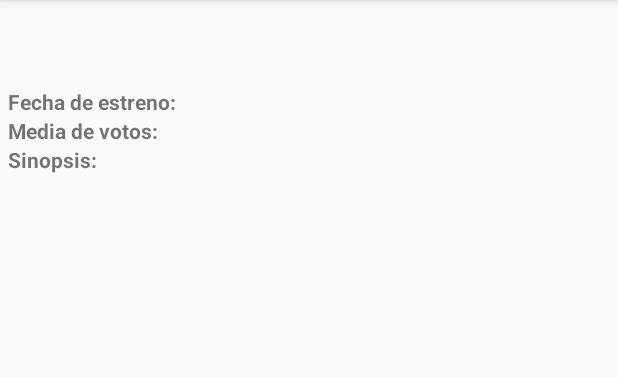
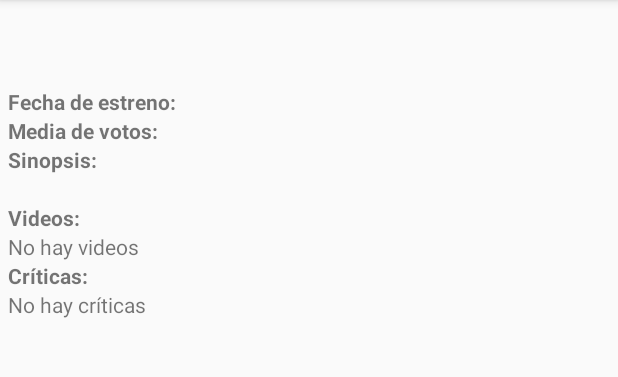
Before and after one commit to MikelMarcosRamos/PopularMovies, an Android app: the DetallesPelicula screen opened directly, with no data from a screen before it, on a phone screen of 412 x 824 dp, the part 84-461 px from its top. Run offline under Robolectric (Android 15) with nearby library versions, the phone set to English and light mode, and no system bars; our stand-ins replace Picasso, data binding; pictures from the network do not load; 1 statement that could not run was skipped.

Commit message:
Sugerencias entrega 2

```diff
--- a/app/build.gradle
+++ b/app/build.gradle
@@ -5,7 +5,7 @@ android {
     buildToolsVersion "25.0.2"
     defaultConfig {
         applicationId "com.example.android.popularmovies"
-        minSdkVersion 15
+        minSdkVersion 16
         targetSdkVersion 25
         versionCode 1
         versionName "1.0"
@@ -30,8 +30,8 @@ dependencies {
     androidTestCompile('com.android.support.test.espresso:espresso-core:2.2.2', {
         exclude group: 'com.android.support', module: 'support-annotations'
     })
-    compile 'com.android.support:appcompat-v7:25.1.0'
-    compile 'com.android.support:recyclerview-v7:25.1.0'
+    compile 'com.android.support:appcompat-v7:25.1.1'
+    compile 'com.android.support:recyclerview-v7:25.1.1'
     // Para mostrar las imágenes
     compile 'com.squareup.picasso:picasso:2.5.2'
     // Llamandas al servicio web
--- a/app/src/main/java/com/example/android/popularmovies/DetallesPelicula.java
+++ b/app/src/main/java/com/example/android/popularmovies/DetallesPelicula.java
@@ -8,15 +8,15 @@ import android.net.Uri;
 import android.support.v7.app.AppCompatActivity;
 import android.os.Bundle;
 import android.support.v7.widget.LinearLayoutManager;
-import android.support.v7.widget.RecyclerView;
 import android.util.Log;
 import android.view.Menu;
 import android.view.MenuInflater;
 import android.view.MenuItem;
-import android.view.View;
 
+import com.example.android.popularmovies.adapter.ReviewAdapter;
+import com.example.android.popularmovies.adapter.VideoAdapter;
 import com.example.android.popularmovies.data.Movie;
-import com.example.android.popularmovies.data.MovieContract;
+import com.example.android.popularmovies.data.db.MovieContract;
 import com.example.android.popularmovies.data.Responses;
 import com.example.android.popularmovies.data.Review;
 import com.example.android.popularmovies.data.Video;
@@ -39,12 +39,7 @@ public class DetallesPelicula extends AppCompatActivity implements VideoAdapter.
     private ActivityDetallesPeliculaBinding mBinding;
 
     private Movie mMovie;
-
-
-    private RecyclerView mRvVideos;
     private VideoAdapter mVideoAdapter;
-
-    private RecyclerView mRvCriticas;
     private ReviewAdapter mReviewAdapter;
 
     @Override
@@ -54,17 +49,17 @@ public class DetallesPelicula extends AppCompatActivity implements VideoAdapter.
 
         this.mBinding = DataBindingUtil.setContentView(this, R.layout.activity_detalles_pelicula);
 
-        this.mRvVideos = (RecyclerView) this.findViewById(R.id.rv_videos);
-        this.mRvVideos.setLayoutManager(new LinearLayoutManager(this));
-        this.mRvVideos.setHasFixedSize(true);
+        this.mBinding.rvVideos.setLayoutManager(new LinearLayoutManager(this));
+        this.mBinding.rvVideos.setEmptyView(this.findViewById(R.id.lbl_rv_videos_empty));
+        this.mBinding.rvVideos.setHasFixedSize(true);
         this.mVideoAdapter = new VideoAdapter(this);
-        this.mRvVideos.setAdapter(this.mVideoAdapter);
+        this.mBinding.rvVideos.setAdapter(this.mVideoAdapter);
 
-        this.mRvCriticas = (RecyclerView) this.findViewById(R.id.rv_criticas);
-        this.mRvCriticas.setLayoutManager(new LinearLayoutManager(this));
-        this.mRvCriticas.setHasFixedSize(true);
+        this.mBinding.rvCriticas.setLayoutManager(new LinearLayoutManager(this));
+        this.mBinding.rvCriticas.setEmptyView(this.findViewById(R.id.lbl_rv_criticas_empty));
+        this.mBinding.rvCriticas.setHasFixedSize(true);
         this.mReviewAdapter = new ReviewAdapter(this);
-        this.mRvCriticas.setAdapter(this.mReviewAdapter);
+        this.mBinding.rvCriticas.setAdapter(this.mReviewAdapter);
 
 
         this.cargarDetalles();
@@ -91,18 +86,12 @@ public class DetallesPelicula extends AppCompatActivity implements VideoAdapter.
                 public void onResponse(Call<Responses<Video>> call, Response<Responses<Video>> response) {
                     if (response.isSuccessful()) {
                         mVideoAdapter.setVideos(response.body());
-                        if (mVideoAdapter.getItemCount() > 0) {
-                            mBinding.lblVideos.setVisibility(View.VISIBLE);
-                        }
-                    } else {
-                        mBinding.lblVideos.setVisibility(View.INVISIBLE);
                     }
                 }
 
                 @Override
                 public void onFailure(Call<Responses<Video>> call, Throwable t) {
-                    mBinding.lblVideos.setVisibility(View.INVISIBLE);
-                    t.printStackTrace();
+                    Log.e(TAG, t.getMessage(), t);
                 }
             });
 
@@ -112,19 +101,13 @@ public class DetallesPelicula extends AppCompatActivity implements VideoAdapter.
                 public void onResponse(Call<Responses<Review>> call, Response<Responses<Review>> response) {
                     if (response.isSuccessful()) {
                         mReviewAdapter.setCriticas(response.body());
-                        if (mReviewAdapter.getItemCount() > 0) {
-                            mBinding.lblCriticas.setVisibility(View.VISIBLE);
-                        }
 
-                    } else {
-                        mBinding.lblCriticas.setVisibility(View.INVISIBLE);
                     }
                 }
 
                 @Override
                 public void onFailure(Call<Responses<Review>> call, Throwable t) {
-                    mBinding.lblCriticas.setVisibility(View.INVISIBLE);
-                    t.printStackTrace();
+                    Log.e(TAG, t.getMessage(), t);
                 }
             });
         }
@@ -223,6 +206,10 @@ public class DetallesPelicula extends AppCompatActivity implements VideoAdapter.
             menu.findItem(R.id.m_no_favorita).setVisible(true);
         }
 
+        if (cursor != null) {
+            cursor.close();
+        }
+
         /* Return true so that the menu is displayed in the Toolbar */
         return true;
     }
--- a/app/src/main/java/com/example/android/popularmovies/ReviewAdapter.java
+++ b/app/src/main/java/com/example/android/popularmovies/adapter/ReviewAdapter.java
@@ -1,21 +1,22 @@
-package com.example.android.popularmovies;
+package com.example.android.popularmovies.adapter;
 
 import android.content.Context;
-import android.support.v7.widget.RecyclerView;
 import android.view.LayoutInflater;
 import android.view.View;
 import android.view.ViewGroup;
 import android.widget.TextView;
 
+import com.example.android.popularmovies.R;
 import com.example.android.popularmovies.data.Responses;
 import com.example.android.popularmovies.data.Review;
+import com.example.android.popularmovies.utilities.RecyclerViewEmptySupport;
 
 /**
  * Adaptador que gestiona las llamadas a www.themoviedb.org
  * {@link ReviewAdapter} pasa una lista de películas a
- * {@link RecyclerView}
+ * {@link RecyclerViewEmptySupport}
  */
-public class ReviewAdapter extends RecyclerView.Adapter<ReviewAdapter.ReviewAdapterViewHolder> {
+public class ReviewAdapter extends RecyclerViewEmptySupport.Adapter<ReviewAdapter.ReviewAdapterViewHolder> {
 
     private Responses<Review> mReviews;
 
@@ -42,7 +43,7 @@ public class ReviewAdapter extends RecyclerView.Adapter<ReviewAdapter.ReviewAdap
         mClickHandler = clickHandler;
     }
 
-    public class ReviewAdapterViewHolder extends RecyclerView.ViewHolder implements View.OnClickListener {
+    public class ReviewAdapterViewHolder extends RecyclerViewEmptySupport.ViewHolder implements View.OnClickListener {
         public final TextView mAuthor;
 
         public ReviewAdapterViewHolder(View view) {
--- a/app/src/main/java/com/example/android/popularmovies/VideoAdapter.java
+++ b/app/src/main/java/com/example/android/popularmovies/adapter/VideoAdapter.java
@@ -1,21 +1,22 @@
-package com.example.android.popularmovies;
+package com.example.android.popularmovies.adapter;
 
 import android.content.Context;
-import android.support.v7.widget.RecyclerView;
 import android.view.LayoutInflater;
 import android.view.View;
 import android.view.ViewGroup;
 import android.widget.TextView;
 
+import com.example.android.popularmovies.R;
 import com.example.android.popularmovies.data.Responses;
 import com.example.android.popularmovies.data.Video;
+import com.example.android.popularmovies.utilities.RecyclerViewEmptySupport;
 
 /**
  * Adaptador que gestiona las llamadas a www.themoviedb.org
  * {@link VideoAdapter} pasa una lista de películas a
- * {@link RecyclerView}
+ * {@link RecyclerViewEmptySupport}
  */
-public class VideoAdapter extends RecyclerView.Adapter<VideoAdapter.VideoAdapteriewHolder> {
+public class VideoAdapter extends RecyclerViewEmptySupport.Adapter<VideoAdapter.VideoAdapteriewHolder> {
 
     private Responses<Video> mVideos;
 
@@ -42,7 +43,7 @@ public class VideoAdapter extends RecyclerView.Adapter<VideoAdapter.VideoAdapter
         mClickHandler = clickHandler;
     }
 
-    public class VideoAdapteriewHolder extends RecyclerView.ViewHolder implements View.OnClickListener {
+    public class VideoAdapteriewHolder extends RecyclerViewEmptySupport.ViewHolder implements View.OnClickListener {
 
         protected TextView mVideoNombre;
 
--- a/app/src/main/java/com/example/android/popularmovies/data/MovieContentProvider.java
+++ b/app/src/main/java/com/example/android/popularmovies/data/MovieContentProvider.java
@@ -25,6 +25,9 @@ import android.database.Cursor;
 import android.database.sqlite.SQLiteDatabase;
 import android.net.Uri;
 import android.support.annotation.NonNull;
+
+import com.example.android.popularmovies.data.db.MovieContract;
+import com.example.android.popularmovies.data.db.MovieDbHelper;
 
 
 public class MovieContentProvider extends ContentProvider {
--- a/app/src/main/java/com/example/android/popularmovies/data/TheMovieDbPreferencias.java
+++ b/app/src/main/java/com/example/android/popularmovies/data/TheMovieDbPreferencias.java
@@ -22,7 +22,7 @@ import com.example.android.popularmovies.R;
  */
 public class TheMovieDbPreferencias {
 
-    public final static String VALOR_IDIOMA = "en-EN";
+    public final static String VALOR_IDIOMA = "es-ES";
     public final static Integer VALOR_PAGINA = 1;
     public final static String VALOR_REGION = "Spain";
 
--- a/app/src/main/java/com/example/android/popularmovies/data/MovieContract.java
+++ b/app/src/main/java/com/example/android/popularmovies/data/db/MovieContract.java
@@ -13,7 +13,7 @@
  * See the License for the specific language governing permissions and
  * limitations under the License.
  */
-package com.example.android.popularmovies.data;
+package com.example.android.popularmovies.data.db;
 
 import android.net.Uri;
 import android.provider.BaseColumns;
@@ -44,7 +44,7 @@ public class MovieContract {
                 .appendPath(PATH_MOVIE)
                 .build();
 
-        protected static final String TABLE_NAME = "movie";
+        public static final String TABLE_NAME = "movie";
 
         public static final String COLUMN_ID = "id";
         public static final String COLUMN_TITULO = "titulo";
--- a/app/src/main/java/com/example/android/popularmovies/data/MovieDbHelper.java
+++ b/app/src/main/java/com/example/android/popularmovies/data/db/MovieDbHelper.java
@@ -13,11 +13,13 @@
  * See the License for the specific language governing permissions and
  * limitations under the License.
  */
-package com.example.android.popularmovies.data;
+package com.example.android.popularmovies.data.db;
 
 import android.content.Context;
 import android.database.sqlite.SQLiteDatabase;
 import android.database.sqlite.SQLiteOpenHelper;
+
+import com.example.android.popularmovies.data.db.MovieContract;
 
 /**
  * Manages a local database for movies data.
--- /dev/null
+++ b/app/src/main/java/com/example/android/popularmovies/utilities/RecyclerViewEmptySupport.java
@@ -0,0 +1,57 @@
+package com.example.android.popularmovies.utilities;
+
+import android.content.Context;
+import android.support.v7.widget.RecyclerView;
+import android.util.AttributeSet;
+import android.view.View;
+
+public class RecyclerViewEmptySupport extends RecyclerView {
+    private View emptyView;
+
+    private AdapterDataObserver emptyObserver = new AdapterDataObserver() {
+
+
+        @Override
+        public void onChanged() {
+            Adapter<?> adapter =  getAdapter();
+            if(adapter != null && emptyView != null) {
+                if(adapter.getItemCount() == 0) {
+                    emptyView.setVisibility(View.VISIBLE);
+                    RecyclerViewEmptySupport.this.setVisibility(View.GONE);
+                }
+                else {
+                    emptyView.setVisibility(View.GONE);
+                    RecyclerViewEmptySupport.this.setVisibility(View.VISIBLE);
+                }
+            }
+
+        }
+    };
+
+    public RecyclerViewEmptySupport(Context context) {
+        super(context);
+    }
+
+    public RecyclerViewEmptySupport(Context context, AttributeSet attrs) {
+        super(context, attrs);
+    }
+
+    public RecyclerViewEmptySupport(Context context, AttributeSet attrs, int defStyle) {
+        super(context, attrs, defStyle);
+    }
+
+    @Override
+    public void setAdapter(Adapter adapter) {
+        super.setAdapter(adapter);
+
+        if(adapter != null) {
+            adapter.registerAdapterDataObserver(emptyObserver);
+        }
+
+        emptyObserver.onChanged();
+    }
+
+    public void setEmptyView(View emptyView) {
+        this.emptyView = emptyView;
+    }
+}
--- a/app/src/main/res/layout-land/activity_detalles_pelicula.xml
+++ b/app/src/main/res/layout-land/activity_detalles_pelicula.xml
@@ -46,7 +46,8 @@
             android:layout_width="match_parent"
             android:layout_height="wrap_content"
             android:orientation="horizontal"
-            android:weightSum="2">
+            android:weightSum="2"
+            android:baselineAligned="false">
             <LinearLayout
                 android:layout_width="match_parent"
                 android:layout_height="wrap_content"
@@ -57,13 +58,18 @@
                     android:layout_width="match_parent"
                     android:layout_height="wrap_content"
                     android:textStyle="bold"
-                android:text="@string/lbl_videos"
-                android:visibility="invisible"/>
+                    android:text="@string/lbl_videos"/>
 
-            <android.support.v7.widget.RecyclerView
+                <com.example.android.popularmovies.utilities.RecyclerViewEmptySupport
                     android:id="@+id/rv_videos"
                     android:layout_width="match_parent"
                     android:layout_height="wrap_content"/>
+
+                <TextView
+                    android:id="@+id/lbl_rv_videos_empty"
+                    android:layout_width="wrap_content"
+                    android:layout_height="wrap_content"
+                    android:text="@string/no_hay_videos"/>
             </LinearLayout>
 
         <LinearLayout
@@ -76,13 +82,18 @@
                 android:layout_width="match_parent"
                 android:layout_height="wrap_content"
                 android:textStyle="bold"
-                android:text="@string/lbl_criticas"
-                android:visibility="invisible"/>
+                android:text="@string/lbl_criticas"/>
 
-            <android.support.v7.widget.RecyclerView
+            <com.example.android.popularmovies.utilities.RecyclerViewEmptySupport
                 android:id="@+id/rv_criticas"
                 android:layout_width="match_parent"
                 android:layout_height="wrap_content"/>
+
+            <TextView
+                android:id="@+id/lbl_rv_criticas_empty"
+                android:layout_width="wrap_content"
+                android:layout_height="wrap_content"
+                android:text="@string/no_hay_criticas"/>
             </LinearLayout>
 
         </LinearLayout>
--- a/app/src/main/res/layout/activity_detalles_pelicula.xml
+++ b/app/src/main/res/layout/activity_detalles_pelicula.xml
@@ -38,27 +38,37 @@
                 android:layout_width="match_parent"
                 android:layout_height="wrap_content"
                 android:textStyle="bold"
-                android:text="@string/lbl_videos"
-                android:visibility="invisible"/>
+                android:text="@string/lbl_videos"/>
 
-            <android.support.v7.widget.RecyclerView
+            <com.example.android.popularmovies.utilities.RecyclerViewEmptySupport
                 android:id="@+id/rv_videos"
                 android:layout_width="match_parent"
                 android:layout_height="wrap_content"/>
+
+            <TextView
+                android:id="@+id/lbl_rv_videos_empty"
+                android:layout_width="wrap_content"
+                android:layout_height="wrap_content"
+                android:text="@string/no_hay_videos"/>
 
             <TextView
                 android:id="@+id/lbl_criticas"
                 android:layout_width="match_parent"
                 android:layout_height="wrap_content"
                 android:textStyle="bold"
-                android:text="@string/lbl_criticas"
-                android:visibility="invisible"/>
+                android:text="@string/lbl_criticas"/>
 
-            <android.support.v7.widget.RecyclerView
+            <com.example.android.popularmovies.utilities.RecyclerViewEmptySupport
                 android:id="@+id/rv_criticas"
                 android:layout_width="match_parent"
                 android:layout_height="wrap_content"/>
 
+            <TextView
+                android:id="@+id/lbl_rv_criticas_empty"
+                android:layout_width="wrap_content"
+                android:layout_height="wrap_content"
+                android:text="@string/no_hay_criticas"/>
+
         </LinearLayout>
     </ScrollView>
 </layout>
--- a/app/src/main/res/values/strings.xml
+++ b/app/src/main/res/values/strings.xml
@@ -12,4 +12,7 @@
     <string name="no_favorita">No Favorita</string>
     <string name="favorita">Favorita</string>
     <string name="mis_favoritas">Mis Favoritas</string>
+    <string name="no_hay_videos">No hay videos</string>
+    <string name="no_hay_criticas">No hay críticas</string>
+    <string name="no_hay_peliculas">No hay películas</string>
 </resources>
```
Also changed, not shown: app/src/main/java/com/example/android/popularmovies/MainActivity.java (+19 -19 lines), app/src/main/java/com/example/android/popularmovies/adapter/TheMovieDbAdapter.java (renamed from app/src/main/java/com/example/android/popularmovies/TheMovieDbAdapter.java, +7 -6 lines), app/src/main/java/com/example/android/popularmovies/data/Movie.java (+0 -7 lines), app/src/main/java/com/example/android/popularmovies/loader/DbAsyncLoader.java (renamed from app/src/main/java/com/example/android/popularmovies/DbAsyncLoader.java, +6 -3 lines), app/src/main/java/com/example/android/popularmovies/utilities/NetworkUtils.java (+1 -31 lines), app/src/main/res/layout/activity_main.xml (+14 -4 lines). Lines whose indentation alone changed are shown as unchanged.
